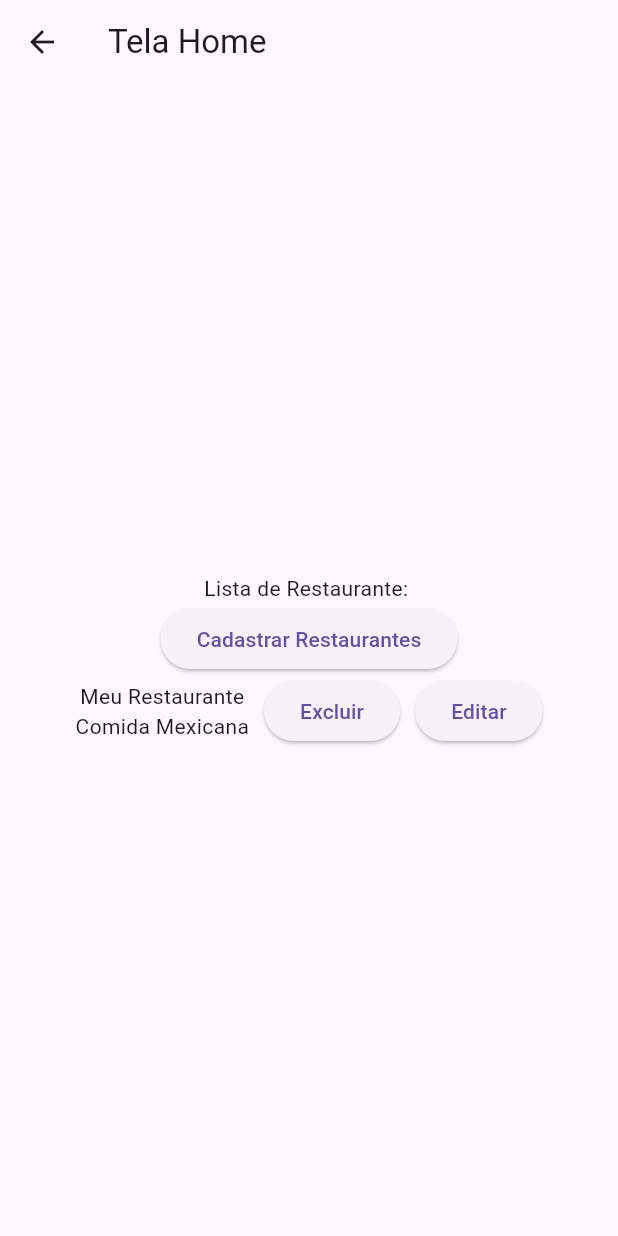
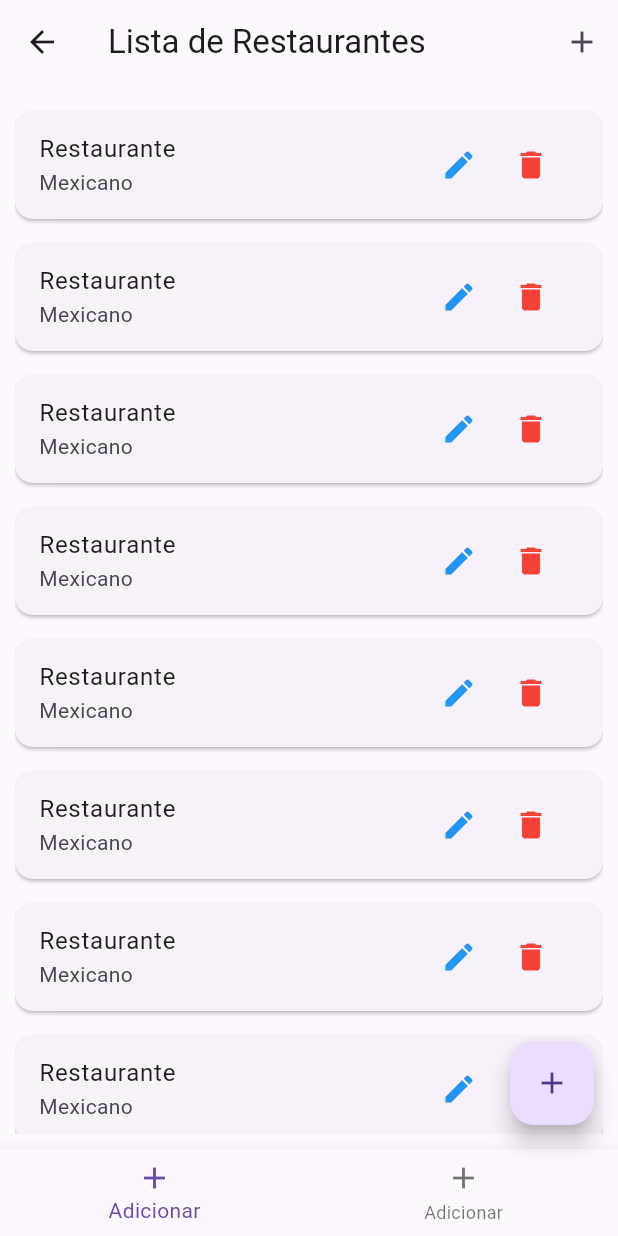
Before and after one commit to SamanthaAntunes/mimpedir, a Flutter app: the TelaHome screen opened directly, on a phone screen of 412 x 824 dp. Run offline on Flutter 3.47's test engine with Material 3 defaults, Android fonts, the phone set to English and light mode, and no system bars; our stand-ins replace sqflite; accounts and stored records are empty.

Commit message:
criando o restauranteDAO e fazendo alterações no main, telahome e usuario.

```diff
--- /dev/null
+++ b/lib/banco/restaurante_DAO.dart
@@ -0,0 +1,17 @@
+import 'package:mimpedir/banco/database_helper.dart';
+
+import '../restaurante.dart';
+
+class RestauranteDAO{
+  static Future<List<Restaurante>> listarTodos() async{
+    final db = await DatabaseHelper.getDatabase();
+    final resultado = await db.query('tb_restaurante');
+
+    return resultado.map((mapa){
+       return Restaurante(
+          codigo: mapa['cd_restaurante'] as int,
+          nomeRestaurante: mapa['nm_restaurante'] as String
+       );
+    }).toList();
+  }
+}
--- a/lib/tela_home.dart
+++ b/lib/tela_home.dart
@@ -8,37 +8,53 @@ class TelaHome extends StatelessWidget{
   @override
   Widget build(BuildContext context) {
     return Scaffold(
-      appBar: AppBar(title: const Text('Tela Home')),
-      body: Padding(padding: const EdgeInsets.all(20),
-        child: Column(
-        mainAxisAlignment: MainAxisAlignment.center,
-        children: [
-          Text("Lista de Restaurante: "),
-          ElevatedButton(onPressed: (){
+      appBar: AppBar(
+          title: const Text("Lista de Restaurantes "),
+          actions: [
+            IconButton(
+                onPressed: (){
+                  Navigator.push(context, MaterialPageRoute(builder: (context) => TelaCadRestaurante()));
+                },
+                icon: Icon(Icons.add)
+            )
+          ],
+      ),
+      body: Padding(padding: const EdgeInsets.all(10),
+        child: ListView.builder(
+        itemCount: 20,
+        itemBuilder: (context, index){
+          return Card(
+            margin: EdgeInsets.symmetric(vertical: 8),
+            child: ListTile(
+              title: Text("Restaurante"),
+              subtitle: Text("Mexicano"),
+              trailing: Row(
+                mainAxisSize: MainAxisSize.min,
+                children: [
+                  IconButton(onPressed: (){
+                    Navigator.push(context, MaterialPageRoute(builder: (context) => TelaCadRestaurante()));
+                  }, icon: Icon(Icons.edit, color: Colors.blue,)),
+                  IconButton(onPressed: (){}, icon: Icon(Icons.delete, color: Colors.red)),
+                ],
+              ),
+            ),
+          );
+        }
+        ),
+      ),
+      floatingActionButton: FloatingActionButton(
+          onPressed: (){
             Navigator.push(context, MaterialPageRoute(builder: (context) => TelaCadRestaurante()));
-          }, child: Text("Cadastrar Restaurantes")),
+          },
+          child: Icon(Icons.add)
+          ),
+          bottomNavigationBar: BottomNavigationBar(
+              items: const<BottomNavigationBarItem>[
+                 BottomNavigationBarItem(icon: Icon(Icons.add), label: 'Adicionar'),
+                 BottomNavigationBarItem(icon: Icon(Icons.add), label: 'Adicionar'),
+              ],
+          ),
 
-          Row(
-            mainAxisAlignment: MainAxisAlignment.center,
-            children:
-            [
-              Column(
-              children: [
-                Text("Meu Restaurante"),
-                Text("Comida Mexicana")
-              ],
-            ),
-              SizedBox(width: 10),
-              ElevatedButton(onPressed: (){}, child: Text("Excluir")),
-              SizedBox(width: 10),
-              ElevatedButton(onPressed: (){
-                Navigator.push(context, MaterialPageRoute(builder: (context) => TelaEdiRestaurante()));
-              }, child: Text("Editar")),
-           ],
-          ),
-        ],
-    ),
-    ),
     );
   }
 }
```
Also changed, not shown: lib/main.dart (+24 -24 lines), lib/usuario.dart (+8 -0 lines).
